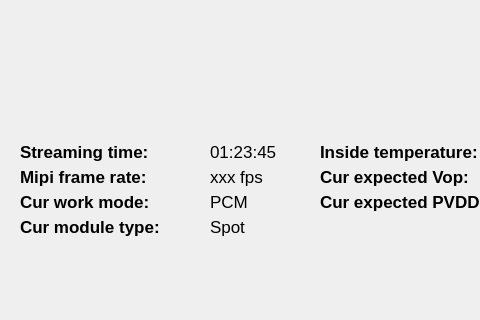
This is mainwindow.ui in David1934/TinySwiftApp as Qt 5 draws it before an edit; both pictures show x 0 to 480 and y 320 to 640 of the 900 by 640 pixel window. The edited form follows.
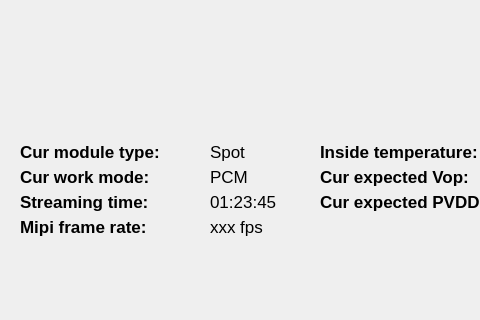
This is the edited form.

Diff of the .ui file:
```diff
--- a/mainwindow.ui
+++ b/mainwindow.ui
@@ -45,7 +45,7 @@
     <property name="geometry">
      <rect>
       <x>20</x>
-      <y>470</y>
+      <y>520</y>
       <width>190</width>
       <height>20</height>
      </rect>
@@ -65,7 +65,7 @@
     <property name="geometry">
      <rect>
       <x>210</x>
-      <y>470</y>
+      <y>520</y>
       <width>100</width>
       <height>20</height>
      </rect>
@@ -83,7 +83,7 @@
     <property name="geometry">
      <rect>
       <x>20</x>
-      <y>445</y>
+      <y>495</y>
       <width>190</width>
       <height>20</height>
      </rect>
@@ -103,7 +103,7 @@
     <property name="geometry">
      <rect>
       <x>210</x>
-      <y>445</y>
+      <y>495</y>
       <width>100</width>
       <height>20</height>
      </rect>
@@ -344,7 +344,7 @@
     <property name="geometry">
      <rect>
       <x>210</x>
-      <y>495</y>
+      <y>470</y>
       <width>100</width>
       <height>20</height>
      </rect>
@@ -402,7 +402,7 @@
     <property name="geometry">
      <rect>
       <x>20</x>
-      <y>495</y>
+      <y>470</y>
       <width>190</width>
       <height>20</height>
      </rect>
@@ -516,7 +516,7 @@
     <property name="geometry">
      <rect>
       <x>210</x>
-      <y>520</y>
+      <y>445</y>
       <width>100</width>
       <height>20</height>
      </rect>
@@ -534,7 +534,7 @@
     <property name="geometry">
      <rect>
       <x>20</x>
-      <y>520</y>
+      <y>445</y>
       <width>190</width>
       <height>20</height>
      </rect>
```
